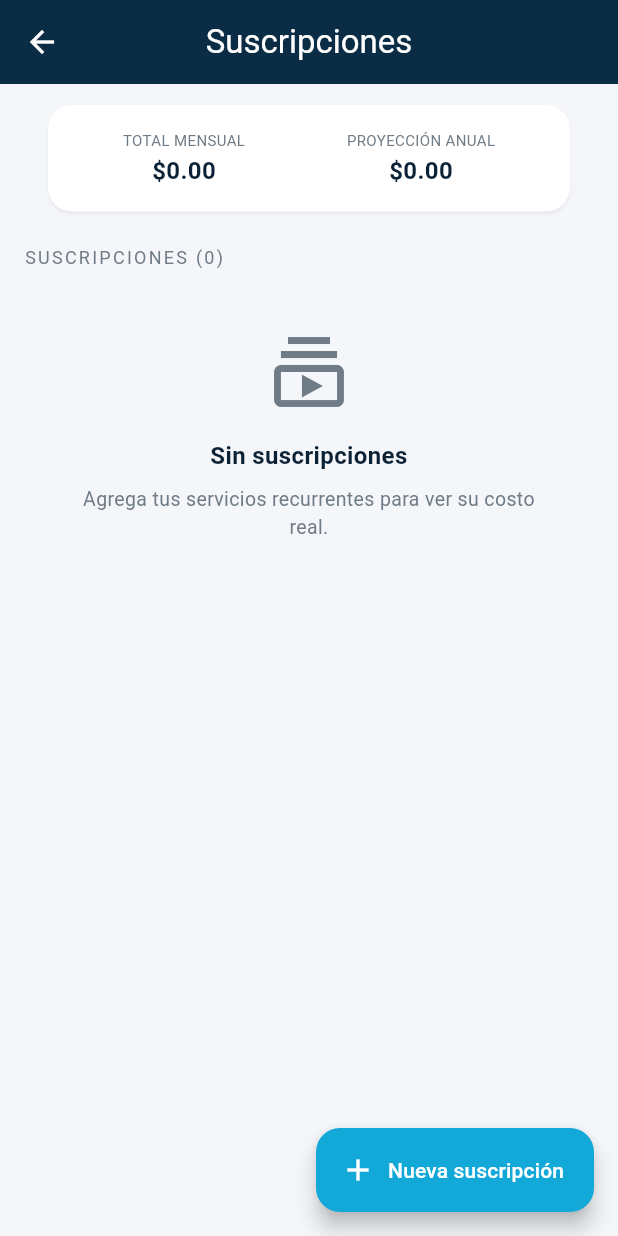
After one commit to emilio2883/Noova-Finance, a Flutter app: the screen it shows after launch, item 5 of the bottom bar chosen, after a tap on "Suscripciones", on a phone screen of 412 x 824 dp. The commit adds this screen. Run offline on Flutter 3.47's test engine with Material 3 defaults, Android fonts, the phone set to English and light mode, and no system bars; our stand-ins replace decimal, file_picker, fl_chart, flutter_local_notifications, flutter_riverpod, go_router and 4 more; missing offline and left inert: syncfusion_flutter_xlsio; accounts and stored records are empty; generated files the repository leaves out were written again.

Commit message:
feat(subscriptions): gestor de suscripciones + recordatorios
- subscriptions_logic.dart: monthly/annual totals (quincenal x2); paused excluded; tested
- subscriptions_screen.dart: total mensual + proyección anual, lista con
  alta/edición (RecurringEditorSheet isSubscription), pausar/reanudar, borrar
- NotificationService.scheduleBillReminder (single-shot zonedSchedule, id 2000+ruleId)
- main.dart: re-schedule reminders for active rules at startup
- Ruta /subscriptions + Ajustes > GESTIÓN
Gates: analyze 0, check_raw_values 0, tests green

```diff
--- a/lib/core/router.dart
+++ b/lib/core/router.dart
@@ -12,6 +12,7 @@ import '../features/charts/charts_screen.dart';
 import '../features/import/import_screen.dart';
 import '../features/search/search_screen.dart';
 import '../features/recurring/recurring_screen.dart';
+import '../features/subscriptions/subscriptions_screen.dart';
 import '../features/quincenal/quincenal_screen.dart';
 import '../features/settings/settings_screen.dart';
 
@@ -61,6 +62,10 @@ GoRouter buildRouter() {
       GoRoute(
         path: '/recurring',
         builder: (context, state) => const RecurringScreen(),
+      ),
+      GoRoute(
+        path: '/subscriptions',
+        builder: (context, state) => const SubscriptionsScreen(),
       ),
       GoRoute(
         path: '/budgets',
--- a/lib/features/settings/settings_screen.dart
+++ b/lib/features/settings/settings_screen.dart
@@ -74,6 +74,13 @@ class SettingsScreen extends ConsumerWidget {
             title: 'Recurrentes',
             subtitle: 'Movimientos automáticos y próximos pagos',
             onTap: () => context.push('/recurring'),
+          ),
+          _item(
+            context,
+            icon: Icons.subscriptions_outlined,
+            title: 'Suscripciones',
+            subtitle: 'Total mensual/anual y recordatorios de cobro',
+            onTap: () => context.push('/subscriptions'),
           ),
           _section(context, 'APARIENCIA'),
           Card(
--- /dev/null
+++ b/lib/features/subscriptions/subscriptions_logic.dart
@@ -0,0 +1,22 @@
+import 'package:decimal/decimal.dart';
+
+import '../../data/models/recurring_rule.dart';
+
+/// Monthly-equivalent charge for a rule (quincenal = 2×/mes).
+Decimal subscriptionMonthlyAmount(RecurringRule r) {
+  if (r.frequency == RecurringFrequency.monthly) return r.amount;
+  return r.amount * Decimal.fromInt(2);
+}
+
+/// Sum of monthly charges for ACTIVE subscriptions only.
+Decimal subscriptionsMonthlyTotal(List<RecurringRule> rules) {
+  var total = Decimal.zero;
+  for (final r in rules) {
+    if (r.isSubscription && r.isActive) total += subscriptionMonthlyAmount(r);
+  }
+  return total;
+}
+
+/// Annual projection (monthly × 12).
+Decimal subscriptionsAnnualTotal(List<RecurringRule> rules) =>
+    subscriptionsMonthlyTotal(rules) * Decimal.fromInt(12);
--- /dev/null
+++ b/lib/features/subscriptions/subscriptions_screen.dart
@@ -0,0 +1,232 @@
+import 'package:flutter/material.dart';
+import 'package:flutter_riverpod/flutter_riverpod.dart';
+
+import 'package:noova_finance/theme/app_theme.dart';
+import '../../core/services/notification_service.dart';
+import '../../core/utils/money_format.dart';
+import '../../data/models/recurring_rule.dart';
+import '../../data/models/transaction.dart';
+import '../../data/providers.dart';
+import '../../shared/ui/empty_state.dart';
+import '../../shared/ui/loading_state.dart';
+import '../dashboard/providers/dashboard_provider.dart';
+import '../recurring/recurring_editor_sheet.dart';
+import '../recurring/recurring_screen.dart' show upcomingOccurrences;
+import 'subscriptions_logic.dart';
+
+class _Data {
+  final List<RecurringRule> subs;
+  final Map<int, String> catName;
+  _Data(this.subs, this.catName);
+}
+
+class SubscriptionsScreen extends ConsumerStatefulWidget {
+  const SubscriptionsScreen({super.key});
+
+  @override
+  ConsumerState<SubscriptionsScreen> createState() => _SubscriptionsScreenState();
+}
+
+class _SubscriptionsScreenState extends ConsumerState<SubscriptionsScreen> {
+  late Future<_Data> _future;
+
+  @override
+  void initState() {
+    super.initState();
+    _future = _load();
+  }
+
+  Future<_Data> _load() async {
+    final recRepo = await ref.read(recurringRepoProvider.future);
+    final catRepo = await ref.read(categoryRepoProvider.future);
+    final rules = await recRepo.getAll();
+    final cats = await catRepo.getAll();
+    return _Data(
+      rules.where((r) => r.isSubscription).toList(),
+      {for (final c in cats) c.id: c.name},
+    );
+  }
+
+  void _reload() => setState(() => _future = _load());
+
+  Future<void> _scheduleFor(RecurringRule r) async {
+    if (!r.isActive) return;
+    final now = DateTime.now();
+    final occ = upcomingOccurrences(r, now, now.add(const Duration(days: 366)));
+    if (occ.isEmpty) return;
+    final when = occ.first.subtract(Duration(days: r.reminderDaysBefore));
+    try {
+      await NotificationService.scheduleBillReminder(
+        id: 2000 + r.id,
+        when: when,
+        title: 'Pago programado',
+        body: '${r.label ?? 'Suscripción'} · ${r.type == TransactionType.expense ? 'Cargo' : 'Ingreso'}',
+      );
+    } catch (_) {}
+  }
+
+  Future<void> _editOrCreate(RecurringRule? rule) async {
+    final ok = await showModalBottomSheet<bool>(
+      context: context,
+      isScrollControlled: true,
+      builder: (_) => RecurringEditorSheet(rule: rule, isSubscription: true),
+    );
+    if (ok == true) {
+      ref.invalidate(dashboardProvider);
+      _reload();
+    }
+  }
+
+  Future<void> _toggle(RecurringRule r, bool v) async {
+    final recRepo = await ref.read(recurringRepoProvider.future);
+    r.isActive = v;
+    await recRepo.update(r);
+    if (v) await _scheduleFor(r);
+    ref.invalidate(dashboardProvider);
+    _reload();
+  }
+
+  Future<void> _delete(RecurringRule r) async {
+    final ok = await showDialog<bool>(
+      context: context,
+      builder: (ctx) => AlertDialog(
+        title: const Text('Borrar suscripción'),
+        content: const Text('¿Eliminar esta suscripción?'),
+        actions: [
+          TextButton(onPressed: () => Navigator.pop(ctx, false), child: const Text('Cancelar')),
+          FilledButton(onPressed: () => Navigator.pop(ctx, true), child: const Text('Borrar')),
+        ],
+      ),
+    );
+    if (ok == true) {
+      final recRepo = await ref.read(recurringRepoProvider.future);
+      await recRepo.delete(r.id);
+      ref.invalidate(dashboardProvider);
+      _reload();
+    }
+  }
+
+  @override
+  Widget build(BuildContext context) {
+    final app = context.app;
+    return Scaffold(
+      appBar: AppBar(title: const Text('Suscripciones')),
+      floatingActionButton: FloatingActionButton.extended(
+        onPressed: () => _editOrCreate(null),
+        icon: const Icon(Icons.add),
+        label: const Text('Nueva suscripción'),
+      ),
+      body: FutureBuilder<_Data>(
+        future: _future,
+        builder: (context, snap) {
+          if (snap.connectionState == ConnectionState.waiting) {
+            return const LoadingState();
+          }
+          final data = snap.data!;
+          final monthly = subscriptionsMonthlyTotal(data.subs);
+          final annual = subscriptionsAnnualTotal(data.subs);
+          return ListView(
+            padding: EdgeInsets.fromLTRB(
+                app.spacing.md, app.spacing.sm, app.spacing.md, app.spacing.xxl),
+            children: [
+              Card(
+                child: Padding(
+                  padding: EdgeInsets.all(app.spacing.md),
+                  child: Row(
+                    mainAxisAlignment: MainAxisAlignment.spaceAround,
+                    children: [
+                      _stat(app, 'Total mensual', MoneyFormat.format(monthly)),
+                      _stat(app, 'Proyección anual', MoneyFormat.format(annual)),
+                    ],
+                  ),
+                ),
+              ),
+              SizedBox(height: app.spacing.md),
+              Text('SUSCRIPCIONES (${data.subs.length})',
+                  style: TextStyle(
+                      color: app.colors.textSecondary,
+                      fontSize: 12,
+                      letterSpacing: 1.5)),
+              SizedBox(height: app.spacing.sm),
+              if (data.subs.isEmpty)
+                const EmptyState(
+                  icon: Icons.subscriptions_outlined,
+                  title: 'Sin suscripciones',
+                  message: 'Agrega tus servicios recurrentes para ver su costo real.',
+                )
+              else
+                for (final r in data.subs)
+                  _SubCard(
+                    rule: r,
+                    categoryName: data.catName[r.categoryId] ?? 'Categoría',
+                    onToggle: (v) => _toggle(r, v),
+                    onEdit: () => _editOrCreate(r),
+                    onDelete: () => _delete(r),
+                  ),
+            ],
+          );
+        },
+      ),
+    );
+  }
+
+  Widget _stat(AppTheme app, String label, String value) => Column(
+        children: [
+          Text(label.toUpperCase(),
+              style: TextStyle(color: app.colors.textSecondary, fontSize: 10)),
+          SizedBox(height: app.spacing.xxs),
+          Text(value,
+              style: const TextStyle(fontSize: 16, fontWeight: FontWeight.bold)),
+        ],
+      );
+}
+
+class _SubCard extends StatelessWidget {
+  final RecurringRule rule;
+  final String categoryName;
+  final ValueChanged<bool> onToggle;
+  final VoidCallback onEdit;
+  final VoidCallback onDelete;
+
+  const _SubCard({
+    required this.rule,
+    required this.categoryName,
+    required this.onToggle,
+    required this.onEdit,
+    required this.onDelete,
+  });
+
+  @override
+  Widget build(BuildContext context) {
+    final app = context.app;
+    final now = DateTime.now();
+    final next = upcomingOccurrences(rule, now, now.add(const Duration(days: 366)));
+    final freq = rule.frequency == RecurringFrequency.monthly ? 'Mensual' : 'Quincenal';
+    final nextLabel =
+        next.isEmpty ? 'Sin próxima' : '${next.first.day}/${next.first.month}/${next.first.year}';
+    return Card(
+      child: ListTile(
+        onTap: onEdit,
+        leading: Icon(Icons.subscriptions_outlined, color: app.colors.primary),
+        title: Text(rule.label ?? categoryName,
+            style: const TextStyle(fontWeight: FontWeight.w600)),
+        subtitle: Text(
+            '$categoryName · $freq · Próx: $nextLabel${rule.isActive ? '' : ' · PAUSADA'}',
+            style: const TextStyle(fontSize: 12)),
+        trailing: Row(
+          mainAxisSize: MainAxisSize.min,
+          children: [
+            Text(MoneyFormat.format(rule.amount),
+                style: const TextStyle(fontWeight: FontWeight.bold)),
+            Switch(value: rule.isActive, onChanged: onToggle),
+            IconButton(
+              icon: Icon(Icons.delete_outline, color: app.colors.expense),
+              onPressed: onDelete,
+              tooltip: 'Borrar',
+            ),
+          ],
+        ),
+      ),
+    );
+  }
+}
--- a/lib/main.dart
+++ b/lib/main.dart
@@ -9,6 +9,8 @@ import 'data/repositories/recurring_repo.dart';
 import 'data/repositories/savings_goal_repo.dart';
 import 'data/repositories/settings_repo.dart';
 import 'data/repositories/transaction_repo.dart';
+import 'data/models/recurring_rule.dart';
+import 'data/models/transaction.dart';
 import 'data/services/recurring_generator.dart';
 
 Future<void> main() async {
@@ -30,9 +32,53 @@ Future<void> main() async {
 
   await NotificationService.init();
 
+  // Re-schedule bill/subscription reminders for active rules (offline).
+  try {
+    final recRepo = RecurringRepository(isar);
+    final rules = await recRepo.getActive();
+    final now = DateTime.now();
+    for (final r in rules) {
+      final when = _nextBillDate(r, now);
+      if (when == null) continue;
+      final remind = when.subtract(Duration(days: r.reminderDaysBefore));
+      if (remind.isAfter(now)) {
+        await NotificationService.scheduleBillReminder(
+          id: 2000 + r.id,
+          when: remind,
+          title: 'Pago programado',
+          body: '${r.label ?? 'Recurrente'} · '
+              '${r.type == TransactionType.expense ? 'Cargo' : 'Ingreso'}',
+        );
+      }
+    }
+  } catch (_) {
+    // Notifications are best-effort; never block startup.
+  }
+
   runApp(
     const ProviderScope(
       child: NoovaApp(),
     ),
   );
 }
+
+
+DateTime? _nextBillDate(RecurringRule r, DateTime now) {
+  var y = now.year, m = now.month;
+  final startDay = DateTime(r.startDate.year, r.startDate.month, r.startDate.day);
+  for (var i = 0; i < 3; i++) {
+    final last = DateTime(y, m + 1, 0).day;
+    final day = r.activationDay > last ? last : r.activationDay;
+    final d = DateTime(y, m, day);
+    final okStart = !d.isBefore(startDay);
+    final okEnd = r.endDate == null || !d.isAfter(r.endDate!);
+    final okNow = !d.isBefore(DateTime(now.year, now.month, now.day));
+    if (okStart && okEnd && okNow) return d;
+    m++;
+    if (m > 12) {
+      m = 1;
+      y++;
+    }
+  }
+  return null;
+}
```
Also changed, not shown: lib/core/services/notification_service.dart (+30 -0 lines), 1 other file.
